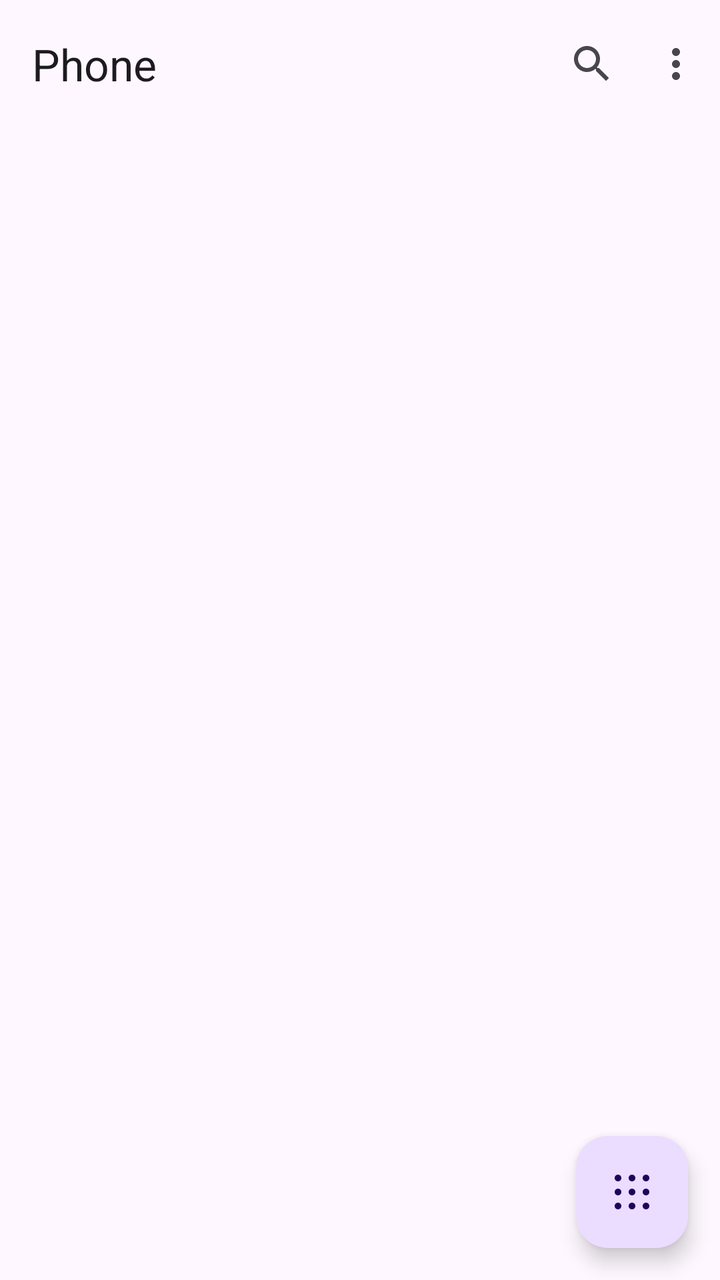
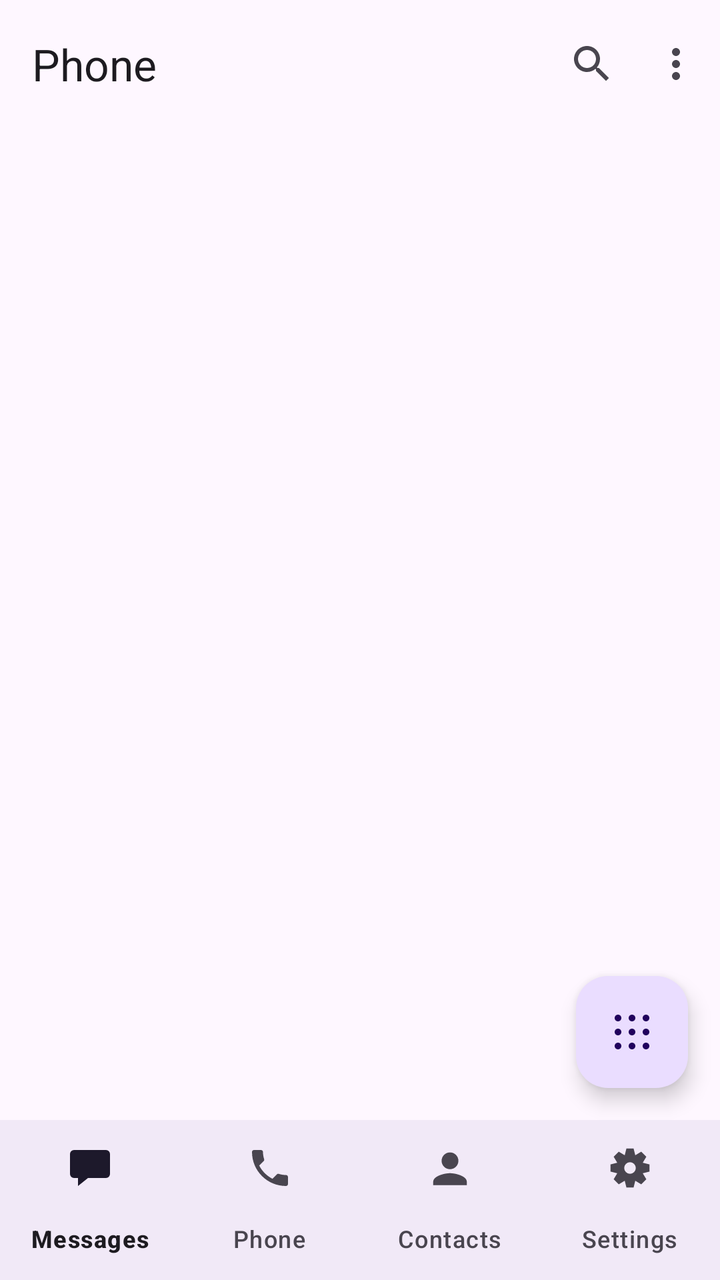

Before-and-after screenshots of an Android layout around one commit, followed by the original layout XML and the change that was made.
<!-- AndroidManifest.xml: activity theme Theme.SmsRelay.Messages -->
<!-- res/layout/activity_dialer_home.xml -->
<?xml version="1.0" encoding="utf-8"?>
<FrameLayout xmlns:android="http://schemas.android.com/apk/res/android"
    xmlns:app="http://schemas.android.com/apk/res-auto"
    android:id="@+id/rootDialerHome"
    android:layout_width="match_parent"
    android:layout_height="match_parent"
    android:background="?attr/colorSurface">

    <LinearLayout
        android:id="@+id/layoutDialerContent"
        android:layout_width="match_parent"
        android:layout_height="match_parent"
        android:orientation="vertical">

        
        <com.google.android.material.appbar.MaterialToolbar
            android:id="@+id/toolbarDialer"
            android:layout_width="match_parent"
            android:layout_height="?attr/actionBarSize"
            android:background="?attr/colorSurface"
            app:menu="@menu/menu_shell"
            app:title="@string/dialer_title"
            app:titleTextColor="?attr/colorOnSurface" />

        
        <com.google.android.material.tabs.TabLayout
            android:id="@+id/tabDialer"
            android:layout_width="match_parent"
            android:layout_height="wrap_content"
            android:background="?attr/colorSurface"
            app:tabGravity="fill"
            app:tabMode="fixed"
            app:tabTextAppearance="?attr/textAppearanceTitleSmall" />

        
        <LinearLayout
            android:id="@+id/layoutDialerBanners"
            android:layout_width="match_parent"
            android:layout_height="wrap_content"
            android:orientation="vertical"
            android:paddingStart="16dp"
            android:paddingTop="4dp"
            android:paddingEnd="16dp" />

        <FrameLayout
            android:layout_width="match_parent"
            android:layout_height="0dp"
            android:layout_weight="1">

            <androidx.recyclerview.widget.RecyclerView
                android:id="@+id/listDialer"
                android:layout_width="match_parent"
                android:layout_height="match_parent"
                android:clipToPadding="false"
                android:paddingBottom="@dimen/messages_list_bottom_padding"
                android:scrollbars="vertical" />

            
            <LinearLayout
                android:id="@+id/layoutDialerState"
                android:layout_width="match_parent"
                android:layout_height="wrap_content"
                android:layout_gravity="center"
                android:gravity="center"
                android:orientation="vertical"
                android:paddingStart="32dp"
                android:paddingTop="24dp"
                android:paddingEnd="32dp"
                android:paddingBottom="24dp"
                android:visibility="gone">

                <TextView
                    android:id="@+id/textDialerState"
                    android:layout_width="match_parent"
                    android:layout_height="wrap_content"
                    android:gravity="center"
                    android:textAppearance="?attr/textAppearanceBodyLarge"
                    android:textColor="?attr/colorOnSurfaceVariant" />

                <com.google.android.material.button.MaterialButton
                    android:id="@+id/buttonDialerState"
                    style="@style/Widget.Material3.Button.TonalButton"
                    android:layout_width="wrap_content"
                    android:layout_height="wrap_content"
                    android:layout_marginTop="16dp"
                    android:minHeight="48dp"
                    android:visibility="gone" />
            </LinearLayout>

            <ProgressBar
                android:id="@+id/progressDialer"
                android:layout_width="wrap_content"
                android:layout_height="wrap_content"
                android:layout_gravity="center"
                android:indeterminate="true"
                android:visibility="gone" />
        </FrameLayout>
    </LinearLayout>

    
    <com.google.android.material.floatingactionbutton.FloatingActionButton
        android:id="@+id/fabDialpad"
        android:layout_width="wrap_content"
        android:layout_height="wrap_content"
        android:layout_gravity="bottom|end"
        android:layout_marginEnd="16dp"
        android:layout_marginBottom="16dp"
        android:contentDescription="@string/dialer_open_dialpad"
        app:backgroundTint="?attr/colorPrimaryContainer"
        app:srcCompat="@drawable/ic_dialpad_fab"
        app:tint="?attr/colorOnPrimaryContainer" />
</FrameLayout>
<!-- resources referenced by this layout -->
<resources>
  <dimen name="messages_list_bottom_padding">88dp</dimen>
  <!-- drawable ic_dialpad_fab (drawable) -->
  <?xml version="1.0" encoding="utf-8"?>
  <vector xmlns:android="http://schemas.android.com/apk/res/android"
      android:width="24dp"
      android:height="24dp"
      android:viewportWidth="24"
      android:viewportHeight="24">
      <path
          android:fillColor="@android:color/white"
          android:pathData="M3.3,5 a1.7,1.7 0 1,0 3.4,0 a1.7,1.7 0 1,0 -3.4,0 Z M10.3,5 a1.7,1.7 0 1,0 3.4,0 a1.7,1.7 0 1,0 -3.4,0 Z M17.3,5 a1.7,1.7 0 1,0 3.4,0 a1.7,1.7 0 1,0 -3.4,0 Z M3.3,12 a1.7,1.7 0 1,0 3.4,0 a1.7,1.7 0 1,0 -3.4,0 Z M10.3,12 a1.7,1.7 0 1,0 3.4,0 a1.7,1.7 0 1,0 -3.4,0 Z M17.3,12 a1.7,1.7 0 1,0 3.4,0 a1.7,1.7 0 1,0 -3.4,0 Z M3.3,19 a1.7,1.7 0 1,0 3.4,0 a1.7,1.7 0 1,0 -3.4,0 Z M10.3,19 a1.7,1.7 0 1,0 3.4,0 a1.7,1.7 0 1,0 -3.4,0 Z M17.3,19 a1.7,1.7 0 1,0 3.4,0 a1.7,1.7 0 1,0 -3.4,0 Z" />
  </vector>
  <string name="dialer_open_dialpad">Open dialpad</string>
  <string name="dialer_title">Phone</string>
  <style name="Theme.SmsRelay.Messages" parent="Theme.Material3.DayNight.NoActionBar">
          <item name="windowActionModeOverlay">true</item>
          <item name="android:windowActionModeOverlay">true</item>
      </style>
</resources>

<!-- the commit's change to res/layout/activity_dialer_home.xml (unified diff, before → after) -->
@@ -94,19 +94,36 @@
                 android:layout_gravity="center"
                 android:indeterminate="true"
                 android:visibility="gone" />
+
+            
+            <com.google.android.material.floatingactionbutton.FloatingActionButton
+                android:id="@+id/fabDialpad"
+                android:layout_width="wrap_content"
+                android:layout_height="wrap_content"
+                android:layout_gravity="bottom|end"
+                android:layout_marginEnd="16dp"
+                android:layout_marginBottom="16dp"
+                android:contentDescription="@string/dialer_open_dialpad"
+                app:backgroundTint="?attr/colorPrimaryContainer"
+                app:srcCompat="@drawable/ic_dialpad_fab"
+                app:tint="?attr/colorOnPrimaryContainer" />
         </FrameLayout>
+
+        <include
+            layout="@layout/view_bottom_nav"
+            android:layout_width="match_parent"
+            android:layout_height="wrap_content" />
     </LinearLayout>
-
-    
-    <com.google.android.material.floatingactionbutton.FloatingActionButton
-        android:id="@+id/fabDialpad"
-        android:layout_width="wrap_content"
-        android:layout_height="wrap_content"
-        android:layout_gravity="bottom|end"
-        android:layout_marginEnd="16dp"
-        android:layout_marginBottom="16dp"
-        android:contentDescription="@string/dialer_open_dialpad"
-        app:backgroundTint="?attr/colorPrimaryContainer"
-        app:srcCompat="@drawable/ic_dialpad_fab"
-        app:tint="?attr/colorOnPrimaryContainer" />
 </FrameLayout>
+<!-- res/layout/view_bottom_nav.xml (included above) -->
+<?xml version="1.0" encoding="utf-8"?>
+<com.google.android.material.bottomnavigation.BottomNavigationView
+    xmlns:android="http://schemas.android.com/apk/res/android"
+    xmlns:app="http://schemas.android.com/apk/res-auto"
+    android:id="@+id/bottomNav"
+    android:layout_width="match_parent"
+    android:layout_height="wrap_content"
+    android:background="?attr/colorSurface"
+    android:elevation="3dp"
+    app:labelVisibilityMode="labeled"
+    app:menu="@menu/menu_bottom_nav" />
